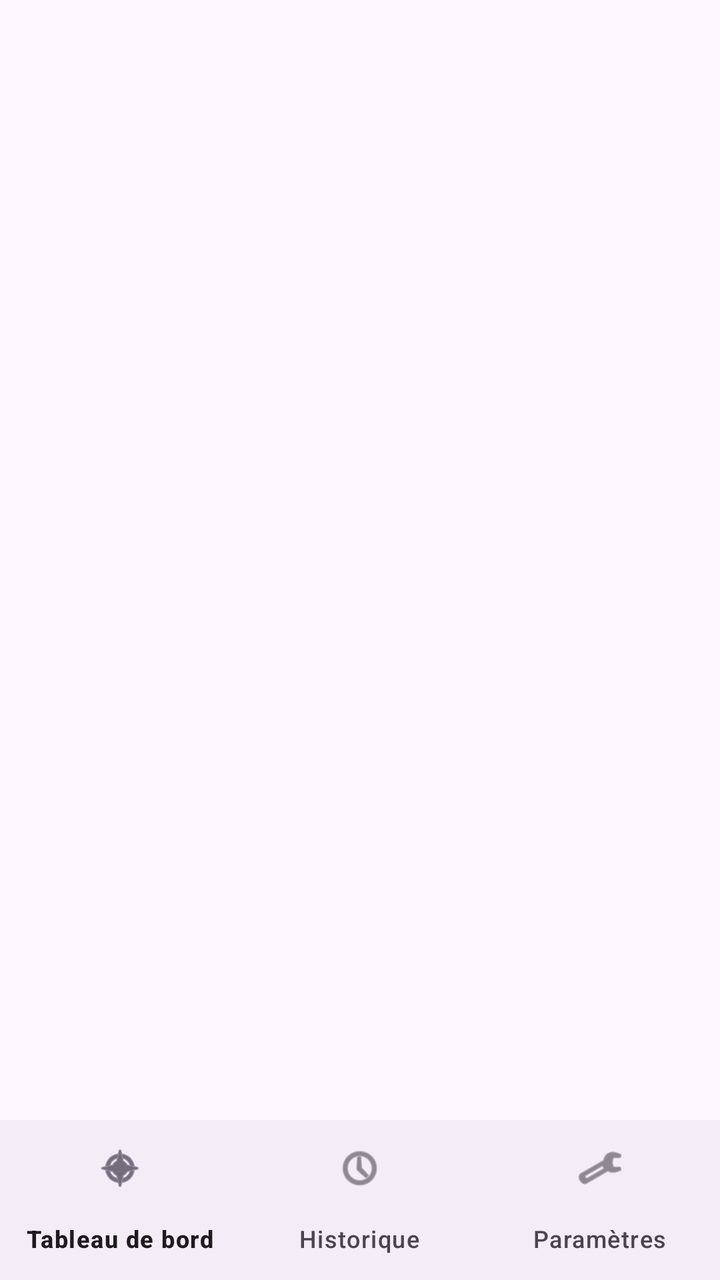
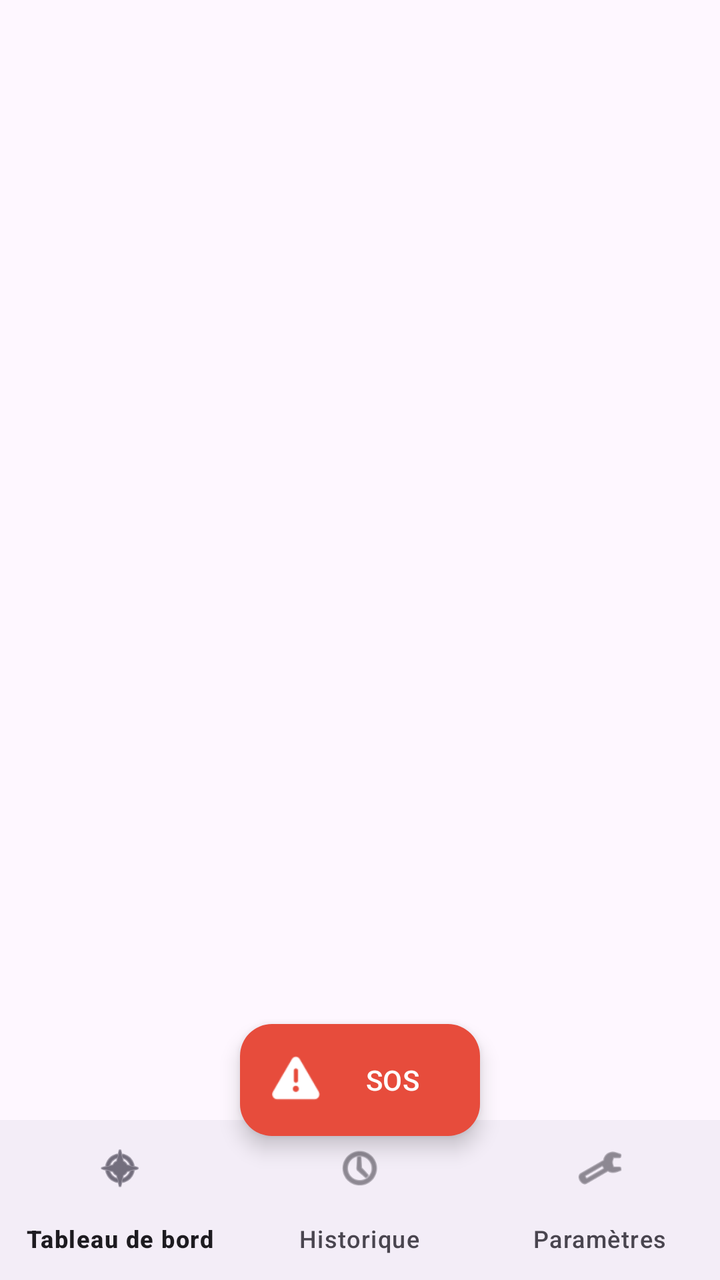

Screens rendered from an Android XML layout before and after an edit, with the pre-edit source and the edit as a unified diff.
<!-- AndroidManifest.xml: application theme Theme.IlineEmergency -->
<!-- res/layout/activity_main.xml -->
<?xml version="1.0" encoding="utf-8"?>
<LinearLayout xmlns:android="http://schemas.android.com/apk/res/android"
    xmlns:app="http://schemas.android.com/apk/res-auto"
    android:layout_width="match_parent"
    android:layout_height="match_parent"
    android:orientation="vertical">

    <FrameLayout
        android:id="@+id/fragmentContainer"
        android:layout_width="match_parent"
        android:layout_height="0dp"
        android:layout_weight="1" />

    <com.google.android.material.bottomnavigation.BottomNavigationView
        android:id="@+id/bottomNav"
        android:layout_width="match_parent"
        android:layout_height="wrap_content"
        app:menu="@menu/bottom_nav_menu" />

</LinearLayout>
<!-- resources referenced by this layout -->
<resources>
  <style name="Theme.IlineEmergency" parent="Theme.Material3.DayNight.NoActionBar">
          <item name="colorPrimary">@color/brand_primary</item>
          <item name="colorPrimaryDark">@color/brand_primary_dark</item>
          <item name="colorAccent">@color/brand_accent</item>
          <item name="android:statusBarColor" tools:targetApi="l">@color/brand_primary_dark</item>
      </style>
  <color name="brand_primary">#1E3A5F</color>
  <color name="brand_primary_dark">#12253E</color>
  <color name="brand_accent">#E74C3C</color>
</resources>

<!-- the commit's change to res/layout/activity_main.xml (unified diff, before → after) -->
@@ -1,20 +1,39 @@
 <?xml version="1.0" encoding="utf-8"?>
-<LinearLayout xmlns:android="http://schemas.android.com/apk/res/android"
+<FrameLayout xmlns:android="http://schemas.android.com/apk/res/android"
     xmlns:app="http://schemas.android.com/apk/res-auto"
     android:layout_width="match_parent"
-    android:layout_height="match_parent"
-    android:orientation="vertical">
+    android:layout_height="match_parent">
 
-    <FrameLayout
-        android:id="@+id/fragmentContainer"
+    <LinearLayout
         android:layout_width="match_parent"
-        android:layout_height="0dp"
-        android:layout_weight="1" />
+        android:layout_height="match_parent"
+        android:orientation="vertical">
 
-    <com.google.android.material.bottomnavigation.BottomNavigationView
-        android:id="@+id/bottomNav"
-        android:layout_width="match_parent"
+        <FrameLayout
+            android:id="@+id/fragmentContainer"
+            android:layout_width="match_parent"
+            android:layout_height="0dp"
+            android:layout_weight="1" />
+
+        <com.google.android.material.bottomnavigation.BottomNavigationView
+            android:id="@+id/bottomNav"
+            android:layout_width="match_parent"
+            android:layout_height="wrap_content"
+            app:menu="@menu/bottom_nav_menu" />
+
+    </LinearLayout>
+
+    
+    <com.google.android.material.floatingactionbutton.ExtendedFloatingActionButton
+        android:id="@+id/fabSos"
+        android:layout_width="wrap_content"
         android:layout_height="wrap_content"
-        app:menu="@menu/bottom_nav_menu" />
+        android:layout_gravity="bottom|center_horizontal"
+        android:layout_marginBottom="72dp"
+        android:text="@string/action_sos"
+        android:textColor="#FFFFFF"
+        app:icon="@android:drawable/ic_dialog_alert"
+        app:iconTint="#FFFFFF"
+        app:backgroundTint="@color/brand_accent" />
 
-</LinearLayout>
+</FrameLayout>
<!-- resource entries referenced after the edit -->
@@ -9,5 +9,6 @@
   <color name="brand_primary">#1E3A5F</color>
   <color name="brand_primary_dark">#12253E</color>
   <color name="brand_accent">#E74C3C</color>
+  <string name="action_sos">SOS</string>
 </resources>
 
